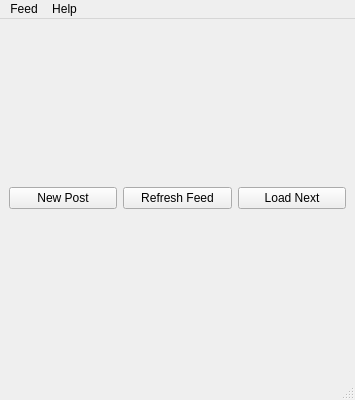
Before: the Qt Designer form mainwindow.ui in kambala-decapitator/HornAppDesktop, drawn with Qt 5.
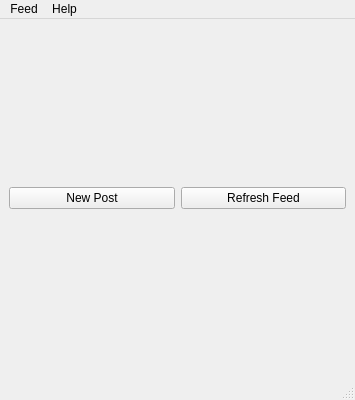
After: the same form once the commit is applied.

Commit message: show load next posts button as last item of feed

The edit to the form file:
```diff
--- a/mainwindow.ui
+++ b/mainwindow.ui
@@ -31,13 +31,6 @@
         </property>
        </widget>
       </item>
-      <item>
-       <widget class="QPushButton" name="loadNextPostsButton">
-        <property name="text">
-         <string>Load Next</string>
-        </property>
-       </widget>
-      </item>
      </layout>
     </item>
    </layout>
```
The commit also changes 9 other files.
